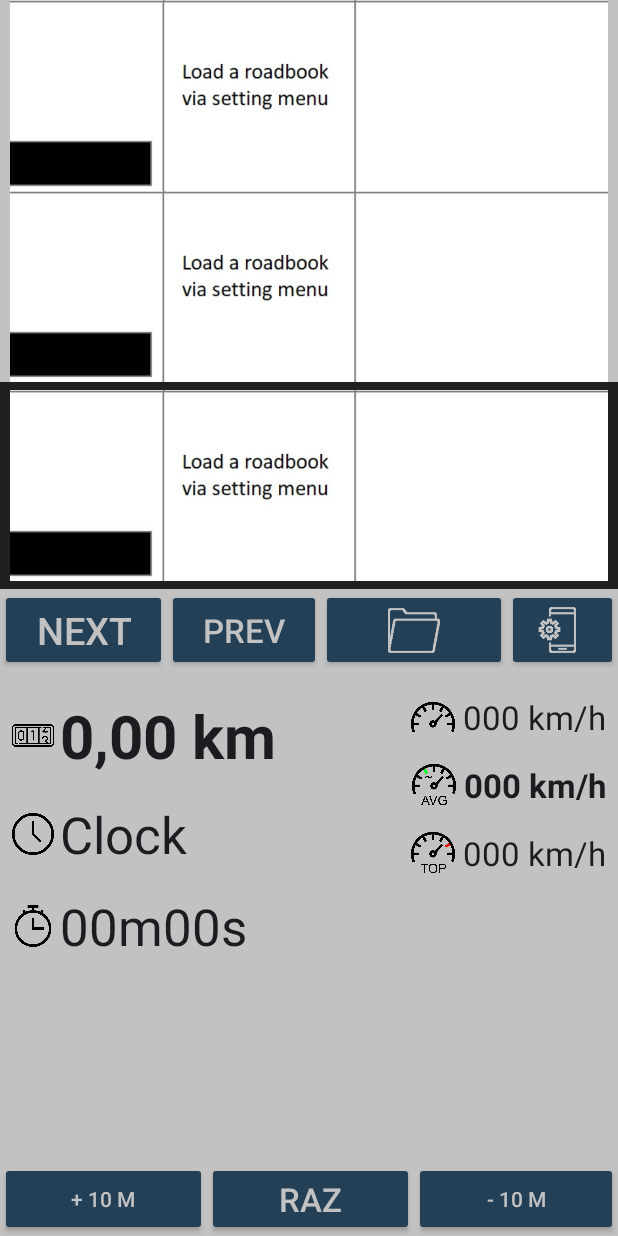
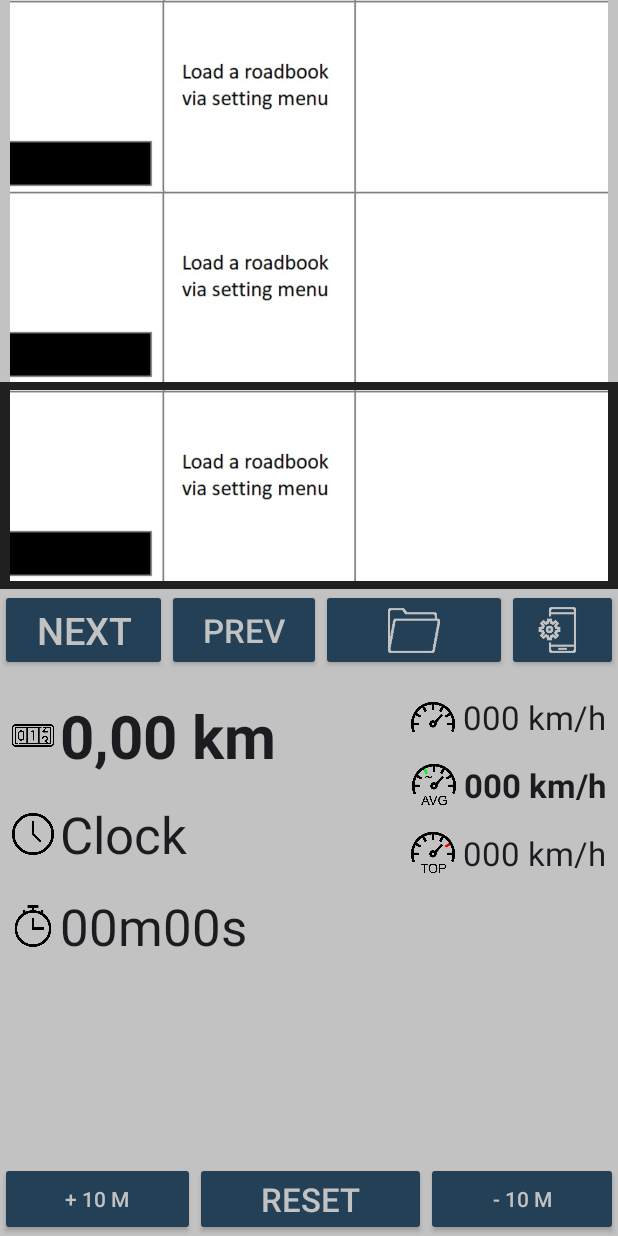
Before and after one commit to b0bChoK/Rallye_Dashboard, an Android app: the layout activity_main.xml on its own in the app's theme, with its tools: preview values and no code run, on a phone screen of 412 x 824 dp. Run offline under Robolectric (Android 15) with nearby library versions, the phone set to English and light mode, and no system bars.

```diff
--- a/app/src/main/res/values/strings.xml
+++ b/app/src/main/res/values/strings.xml
@@ -12,7 +12,7 @@
     <string name="button_open_setup_ld">Setup</string>
 
     <string name="button_increase_dist">+ 10 m</string>
-    <string name="button_raz">RAZ</string>
+    <string name="button_raz">RESET</string>
     <string name="button_decrease_dist">- 10 m</string>
 
     <string name="img_caseC">Bottom case</string>
```
Also changed, not shown: 1 other file.
